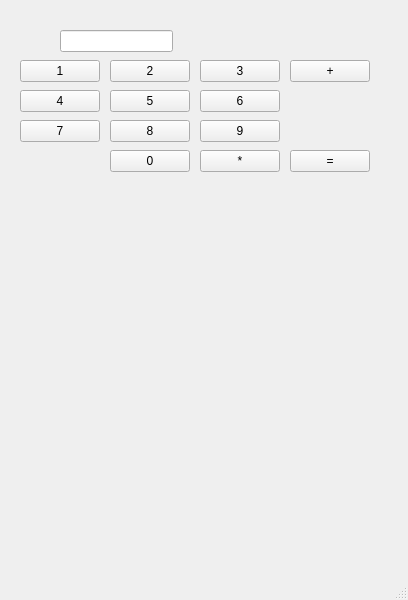
Before: the Qt Designer form compiler-starter-project/components/main.ui in Shreeyukta/calculator-plc, drawn with Qt 5.
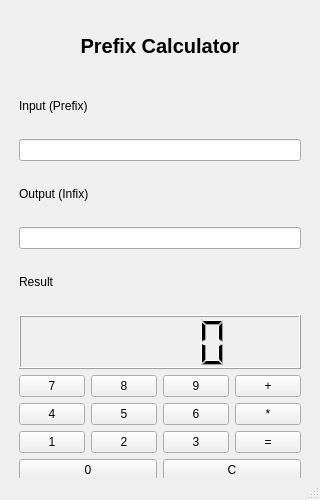
After: the same form once the commit is applied.

The edit to the form file:
```diff
--- a/compiler-starter-project/components/main.ui
+++ b/compiler-starter-project/components/main.ui
@@ -6,216 +6,209 @@
    <rect>
     <x>0</x>
     <y>0</y>
-    <width>408</width>
-    <height>600</height>
+    <width>320</width>
+    <height>500</height>
    </rect>
   </property>
   <property name="windowTitle">
    <string>MainWindow</string>
   </property>
   <widget class="QWidget" name="centralwidget">
-   <widget class="QLineEdit" name="input_text">
+   <widget class="QFrame" name="calculatorFrame">
     <property name="geometry">
      <rect>
-      <x>60</x>
-      <y>30</y>
-      <width>113</width>
-      <height>22</height>
+      <x>10</x>
+      <y>10</y>
+      <width>300</width>
+      <height>480</height>
      </rect>
     </property>
+    <layout class="QVBoxLayout" name="verticalLayout">
+
+     <!-- Title -->
+     <item>
+      <widget class="QLabel" name="calculatorTitle">
+       <property name="text">
+        <string>Prefix Calculator</string>
+       </property>
+       <property name="alignment">
+        <set>Qt::AlignCenter</set>
+       </property>
+       <property name="styleSheet">
+        <string notr="true">font: bold 20px ; color: black;</string>
+       </property>
+      </widget>
+     </item>
+
+     <!-- Input Label -->
+     <item>
+      <widget class="QLabel" name="label_input">
+       <property name="text">
+        <string>Input (Prefix)</string>
+       </property>
+       <property name="styleSheet">
+        <string notr="true">font: bold 14px "Segoe UI"; color: black;</string>
+       </property>
+      </widget>
+     </item>
+
+     <item>
+      <widget class="QLineEdit" name="input_text">
+      </widget>
+     </item>
+
+     <!-- Infix Output Label -->
+     <item>
+      <widget class="QLabel" name="label_infix">
+       <property name="text">
+        <string>Output (Infix)</string>
+       </property>
+       <property name="styleSheet">
+        <string notr="true">font: bold 14px "Arial"; color: black;</string>
+       </property>
+      </widget>
+     </item>
+
+     <item>
+      <widget class="QLineEdit" name="output_infix">
+       <property name="readOnly">
+        <bool>true</bool>
+       </property>
+      </widget>
+     </item>
+
+     <!-- Result Output Label -->
+     <item>
+      <widget class="QLabel" name="label_result">
+       <property name="text">
+        <string>Result</string>
+       </property>
+       <property name="styleSheet">
+        <string notr="true">font: bold 14px "Arial"; color: black;</string>
+       </property>
+      </widget>
+     </item>
+
+     <item>
+      <widget class="QLCDNumber" name="output_lcd"/>
+      <property name="minimumHeight">
+        <number>100</number>
+      </property>
+     </item>
+
+     <!-- Calculator Button Grid -->
+     <item>
+      <layout class="QGridLayout" name="gridLayout">
+
+       <item row="0" column="0">
+        <widget class="QPushButton" name="button_7">
+         <property name="text">
+          <string>7</string>
+         </property>
+        </widget>
+       </item>
+       <item row="0" column="1">
+        <widget class="QPushButton" name="button_8">
+         <property name="text">
+          <string>8</string>
+         </property>
+        </widget>
+       </item>
+       <item row="0" column="2">
+        <widget class="QPushButton" name="button_9">
+         <property name="text">
+          <string>9</string>
+         </property>
+        </widget>
+       </item>
+       <item row="0" column="3">
+        <widget class="QPushButton" name="button_plus">
+         <property name="text">
+          <string>+</string>
+         </property>
+        </widget>
+       </item>
+
+       <item row="1" column="0">
+        <widget class="QPushButton" name="button_4">
+         <property name="text">
+          <string>4</string>
+         </property>
+        </widget>
+       </item>
+       <item row="1" column="1">
+        <widget class="QPushButton" name="button_5">
+         <property name="text">
+          <string>5</string>
+         </property>
+        </widget>
+       </item>
+       <item row="1" column="2">
+        <widget class="QPushButton" name="button_6">
+         <property name="text">
+          <string>6</string>
+         </property>
+        </widget>
+       </item>
+       <item row="1" column="3">
+        <widget class="QPushButton" name="button_multiply">
+         <property name="text">
+          <string>*</string>
+         </property>
+        </widget>
+       </item>
+
+       <item row="2" column="0">
+        <widget class="QPushButton" name="button_1">
+         <property name="text">
+          <string>1</string>
+         </property>
+        </widget>
+       </item>
+       <item row="2" column="1">
+        <widget class="QPushButton" name="button_2">
+         <property name="text">
+          <string>2</string>
+         </property>
+        </widget>
+       </item>
+       <item row="2" column="2">
+        <widget class="QPushButton" name="button_3">
+         <property name="text">
+          <string>3</string>
+         </property>
+        </widget>
+       </item>
+       <item row="2" column="3">
+        <widget class="QPushButton" name="button_equal">
+         <property name="text">
+          <string>=</string>
+         </property>
+        </widget>
+       </item>
+
+       <item row="3" column="0" colspan="2">
+        <widget class="QPushButton" name="button_0">
+         <property name="text">
+          <string>0</string>
+         </property>
+        </widget>
+       </item>
+
+       <item row="3" column="2" colspan="2">
+        <widget class="QPushButton" name="button_clear">
+         <property name="text">
+          <string>C</string>
+         </property>
+        </widget>
+       </item>
+
+      </layout>
+     </item>
+    </layout>
    </widget>
-   
-   <widget class="QPushButton" name="button_1">
-    <property name="geometry">
-     <rect>
-      <x>20</x>
-      <y>60</y>
-      <width>80</width>
-      <height>22</height>
-     </rect>
-    </property>
-    <property name="text">
-     <string>1</string>
-    </property>
-   </widget>
-   
-   <widget class="QPushButton" name="button_2">
-    <property name="geometry">
-     <rect>
-      <x>110</x>
-      <y>60</y>
-      <width>80</width>
-      <height>22</height>
-     </rect>
-    </property>
-    <property name="text">
-     <string>2</string>
-    </property>
-   </widget>
-   
-   <widget class="QPushButton" name="button_3">
-    <property name="geometry">
-     <rect>
-      <x>200</x>
-      <y>60</y>
-      <width>80</width>
-      <height>22</height>
-     </rect>
-    </property>
-    <property name="text">
-     <string>3</string>
-    </property>
-   </widget>
-   
-   <widget class="QPushButton" name="button_4">
-    <property name="geometry">
-     <rect>
-      <x>20</x>
-      <y>90</y>
-      <width>80</width>
-      <height>22</height>
-     </rect>
-    </property>
-    <property name="text">
-     <string>4</string>
-    </property>
-   </widget>
-   
-   <widget class="QPushButton" name="button_5">
-    <property name="geometry">
-     <rect>
-      <x>110</x>
-      <y>90</y>
-      <width>80</width>
-      <height>22</height>
-     </rect>
-    </property>
-    <property name="text">
-     <string>5</string>
-    </property>
-   </widget>
-   
-   <widget class="QPushButton" name="button_6">
-    <property name="geometry">
-     <rect>
-      <x>200</x>
-      <y>90</y>
-      <width>80</width>
-      <height>22</height>
-     </rect>
-    </property>
-    <property name="text">
-     <string>6</string>
-    </property>
-   </widget>
-   
-   <widget class="QPushButton" name="button_7">
-    <property name="geometry">
-     <rect>
-      <x>20</x>
-      <y>120</y>
-      <width>80</width>
-      <height>22</height>
-     </rect>
-    </property>
-    <property name="text">
-     <string>7</string>
-    </property>
-   </widget>
-   
-   <widget class="QPushButton" name="button_8">
-    <property name="geometry">
-     <rect>
-      <x>110</x>
-      <y>120</y>
-      <width>80</width>
-      <height>22</height>
-     </rect>
-    </property>
-    <property name="text">
-     <string>8</string>
-    </property>
-   </widget>
-   
-   <widget class="QPushButton" name="button_9">
-    <property name="geometry">
-     <rect>
-      <x>200</x>
-      <y>120</y>
-      <width>80</width>
-      <height>22</height>
-     </rect>
-    </property>
-    <property name="text">
-     <string>9</string>
-    </property>
-   </widget>
-   
-   <widget class="QPushButton" name="button_0">
-    <property name="geometry">
-     <rect>
-      <x>110</x>
-      <y>150</y>
-      <width>80</width>
-      <height>22</height>
-     </rect>
-    </property>
-    <property name="text">
-     <string>0</string>
-    </property>
-   </widget>
-   
-   <widget class="QPushButton" name="button_multiply">
-    <property name="geometry">
-     <rect>
-      <x>200</x>
-      <y>150</y>
-      <width>80</width>
-      <height>22</height>
-     </rect>
-    </property>
-    <property name="text">
-     <string>*</string>
-    </property>
-   </widget>
-   
-   <widget class="QPushButton" name="button_plus">
-    <property name="geometry">
-     <rect>
-      <x>290</x>
-      <y>60</y>
-      <width>80</width>
-      <height>22</height>
-     </rect>
-    </property>
-    <property name="text">
-     <string>+</string>
-    </property>
-   </widget>
   </widget>
-  <widget class="QMenuBar" name="menubar">
-   <property name="geometry">
-    <rect>
-     <x>0</x>
-     <y>0</y>
-     <width>408</width>
-     <height>19</height>
-    </rect>
-   </property>
-  </widget>
-  <widget class="QPushButton" name="button_equal">
-    <property name="geometry">
-    <rect>
-     <x>290</x>
-     <y>150</y>
-     <width>80</width>
-     <height>22</height>
-    </rect>
-    </property>
-    <property name="text">
-    <string>=</string>
-    </property>
-  </widget>
+  <widget class="QMenuBar" name="menubar"/>
   <widget class="QStatusBar" name="statusbar"/>
  </widget>
  <resources/>
```
Left out of the diff: 2 changed lines with no effect on the pictures.
